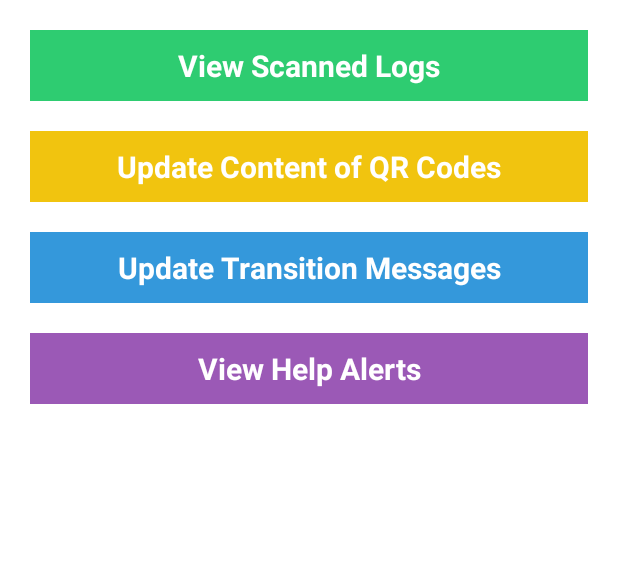
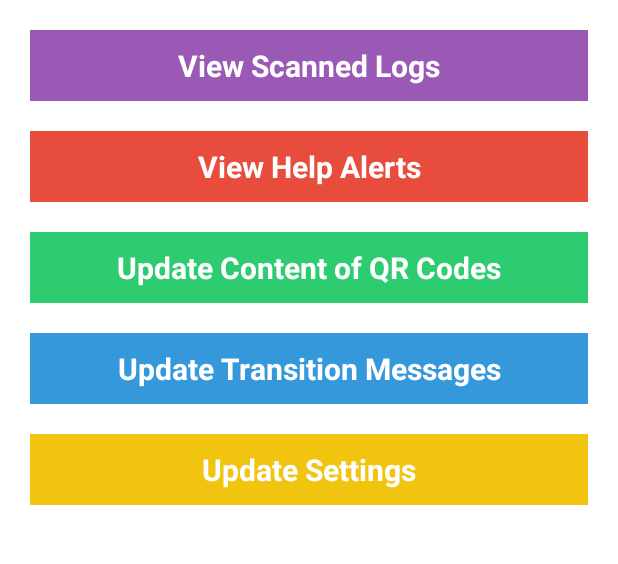
Before and after one commit to kfennedy/safariProject, an Android app: the screen it shows after launch (ActivityLauncher), on a phone screen of 412 x 824 dp, the part 86-650 px from its top. Run offline under Robolectric (Android 15) with nearby library versions, the phone set to English and light mode, and no system bars.

Commit message:
integrated settings page as the latest feature for teacher's app

```diff
--- a/SafariTeacher/app/src/main/java/com/ahlab/safariteacher/ActivityLauncher.java
+++ b/SafariTeacher/app/src/main/java/com/ahlab/safariteacher/ActivityLauncher.java
@@ -9,9 +9,10 @@ import android.widget.Button;
 public class ActivityLauncher extends Activity {
 
     Button buttonScannedLogs;
+    Button buttonHelpAlerts;
     Button buttonQRcontent;
     Button buttonTransMessage;
-    Button buttonHelpAlerts;
+    Button buttonSettings;
 
     @Override
     protected void onCreate(Bundle savedInstanceState) {
@@ -23,6 +24,15 @@ public class ActivityLauncher extends Activity {
             @Override
             public void onClick(View view) {
                 Intent intent = new Intent(ActivityLauncher.this, LogsLauncher.class);
+                startActivity(intent);
+            }
+        });
+
+        buttonHelpAlerts = (Button) findViewById(R.id.buttonHelpAlerts);
+        buttonHelpAlerts.setOnClickListener(new View.OnClickListener() {
+            @Override
+            public void onClick(View view) {
+                Intent intent = new Intent(ActivityLauncher.this, AlertsLauncher.class);
                 startActivity(intent);
             }
         });
@@ -45,11 +55,11 @@ public class ActivityLauncher extends Activity {
             }
         });
 
-        buttonHelpAlerts = (Button) findViewById(R.id.buttonHelpAlerts);
-        buttonHelpAlerts.setOnClickListener(new View.OnClickListener() {
+        buttonSettings = (Button) findViewById(R.id.buttonSettings);
+        buttonSettings.setOnClickListener(new View.OnClickListener() {
             @Override
             public void onClick(View view) {
-                Intent intent = new Intent(ActivityLauncher.this, AlertsLauncher.class);
+                Intent intent = new Intent(ActivityLauncher.this, SettingsLauncher.class);
                 startActivity(intent);
             }
         });
--- a/SafariTeacher/app/src/main/res/layout/home_teacher.xml
+++ b/SafariTeacher/app/src/main/res/layout/home_teacher.xml
@@ -19,7 +19,6 @@
         android:textSize="@dimen/menu_title"
         android:textStyle="bold" />
 
-
     <Button
         android:id="@+id/buttonScannedLogs"
         android:layout_width="match_parent"
@@ -30,6 +29,20 @@
         android:padding="10dp"
         android:background="@color/scannedLogs"
         android:text="@string/title_scannedLogs"
+        android:textColor="@color/white"
+        android:textSize="20dp"
+        android:textStyle="bold" />
+
+    <Button
+        android:id="@+id/buttonHelpAlerts"
+        android:layout_width="match_parent"
+        android:layout_height="wrap_content"
+        android:layout_marginLeft="20dp"
+        android:layout_marginRight="20dp"
+        android:layout_marginTop="20dp"
+        android:padding="10dp"
+        android:background="@color/helpAlerts"
+        android:text="@string/title_helpAlerts"
         android:textColor="@color/white"
         android:textSize="20dp"
         android:textStyle="bold" />
@@ -63,15 +76,15 @@
         android:textStyle="bold" />
 
     <Button
-        android:id="@+id/buttonHelpAlerts"
+        android:id="@+id/buttonSettings"
         android:layout_width="match_parent"
         android:layout_height="wrap_content"
         android:layout_marginLeft="20dp"
         android:layout_marginRight="20dp"
         android:layout_marginTop="20dp"
         android:padding="10dp"
-        android:background="@color/helpAlerts"
-        android:text="@string/title_helpAlerts"
+        android:background="@color/settings"
+        android:text="@string/title_settings"
         android:textColor="@color/white"
         android:textSize="20dp"
         android:textStyle="bold" />
--- a/SafariTeacher/app/src/main/res/values/colors.xml
+++ b/SafariTeacher/app/src/main/res/values/colors.xml
@@ -1,10 +1,10 @@
 <?xml version="1.0" encoding="utf-8"?>
 <resources>
-    <color name="scannedLogs">#2ecc71</color>
-    <color name="qrContent">#f1c40f</color>
+    <color name="scannedLogs">#9b59b6</color>
+    <color name="helpAlerts">#e74c3c</color>
+    <color name="qrContent">#2ecc71</color>
     <color name="transMessage">#3498db</color>
-    <color name="helpAlerts">#9b59b6</color>
-    <!--<color name="analytics">#e74c3c</color>-->
+    <color name="settings">#f1c40f</color>
 
     <!--<color name="extra">#34495e</color>-->
 
--- a/SafariTeacher/app/src/main/res/values/strings.xml
+++ b/SafariTeacher/app/src/main/res/values/strings.xml
@@ -11,4 +11,6 @@
     <string name="title_transMessageList">Tap message to update</string>
     <string name="title_helpAlerts">View Help Alerts</string>
     <string name="title_helpAlertsList">Help Alerts</string>
+    <string name="title_settings">Update Settings</string>
+    <string name="title_settingsPage">Tap setting to update</string>
 </resources>
```
Also changed, not shown: SafariTeacher/app/src/main/AndroidManifest.xml (+8 -2 lines), SafariTeacher/app/src/main/java/com/ahlab/safariteacher/SettingsLauncher.java (added, +22 -0 lines), SafariTeacher/app/src/main/res/layout/update_settings.xml (added, +20 -0 lines).
